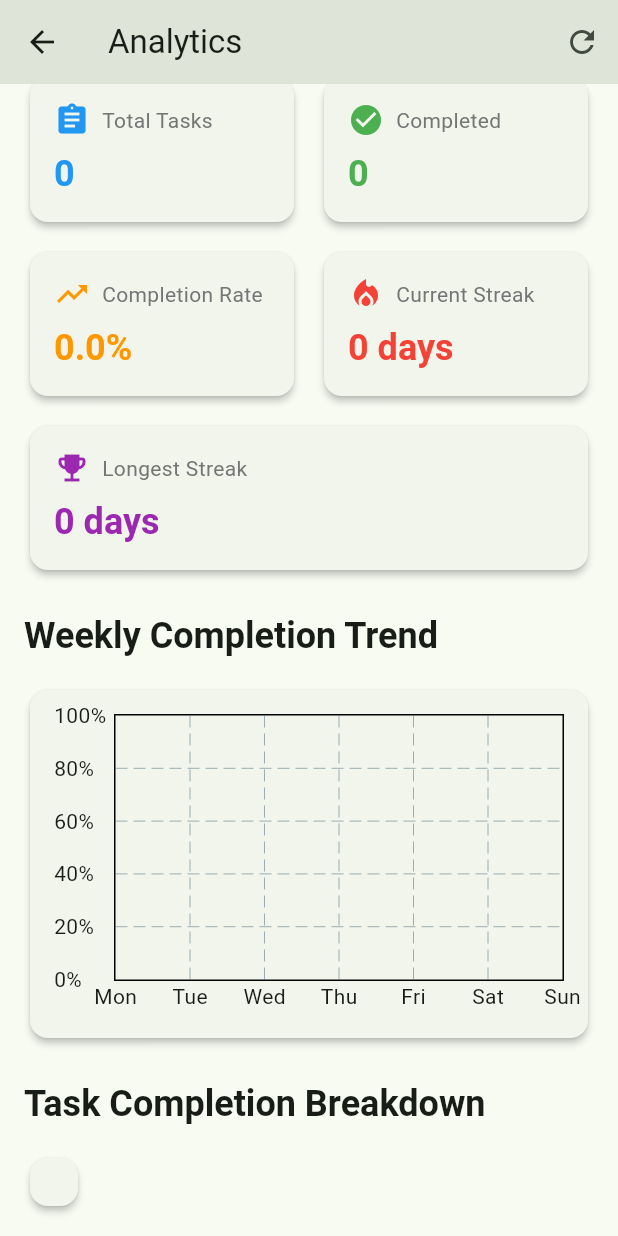
After one commit to GMohammadRafi/LifeGrowth, a Flutter app: the AnalyticsScreen screen opened directly, scrolled down 72 dp, after a tap on the "refresh" icon, on a phone screen of 412 x 824 dp. The commit adds this screen. Run offline on Flutter 3.47's test engine with Material 3 defaults, Android fonts, the light colour scheme and no system bars; drawn by our look-alikes of fl_chart; our stand-ins replace drift, flutter_dotenv, flutter_local_notifications, local_auth, supabase_flutter, table_calendar; missing offline and left inert: workmanager; accounts and stored records are empty; generated files the repository leaves out were written again.

Commit message:
feat(analytics): add analytics screen with charts and stats
- Implement analytics screen with summary cards showing completion stats
- Add weekly completion trend chart using fl_chart
- Include task completion breakdown with progress bars
- Track streaks and completion rates for user tasks

```diff
--- /dev/null
+++ b/life_growth/lib/screens/analytics_screen.dart
@@ -0,0 +1,514 @@
+import 'package:flutter/material.dart';
+import 'package:fl_chart/fl_chart.dart';
+import '../services/database_service.dart';
+import '../services/auth_service.dart';
+import '../database/database.dart';
+
+class AnalyticsScreen extends StatefulWidget {
+  const AnalyticsScreen({super.key});
+
+  @override
+  State<AnalyticsScreen> createState() => _AnalyticsScreenState();
+}
+
+class _AnalyticsScreenState extends State<AnalyticsScreen> {
+  bool _isLoading = true;
+  String? _errorMessage;
+  List<DailyTask> _allTasks = [];
+
+  // Analytics data
+  int _totalTasks = 0;
+  int _completedTasks = 0;
+  double _completionRate = 0.0;
+  int _currentStreak = 0;
+  int _longestStreak = 0;
+  Map<String, int> _taskCompletionCounts = {};
+  List<FlSpot> _weeklyCompletionData = [];
+
+  @override
+  void initState() {
+    super.initState();
+    _loadAnalyticsData();
+  }
+
+  Future<void> _loadAnalyticsData() async {
+    if (!AuthService.isAuthenticated) {
+      setState(() {
+        _isLoading = false;
+        _errorMessage = 'User not authenticated';
+      });
+      return;
+    }
+
+    try {
+      setState(() {
+        _isLoading = true;
+        _errorMessage = null;
+      });
+
+      final userId = AuthService.userId!;
+      final tasks = await DatabaseService.instance.getAllDailyTasksForUser(
+        userId,
+        includeDeleted: false,
+      );
+
+      _allTasks = tasks;
+      _calculateAnalytics();
+
+      setState(() {
+        _isLoading = false;
+      });
+    } catch (e) {
+      setState(() {
+        _errorMessage = 'Failed to load analytics data: $e';
+        _isLoading = false;
+      });
+    }
+  }
+
+  void _calculateAnalytics() {
+    if (_allTasks.isEmpty) return;
+
+    _totalTasks = _allTasks.length;
+    _completedTasks = _allTasks.where((task) => _isTaskCompleted(task)).length;
+    _completionRate = _totalTasks > 0 ? (_completedTasks / _totalTasks) * 100 : 0.0;
+
+    _calculateStreaks();
+    _calculateTaskCompletionCounts();
+    _calculateWeeklyCompletionData();
+  }
+
+  bool _isTaskCompleted(DailyTask task) {
+    // Consider a task completed if at least 50% of activities are done
+    int completedActivities = 0;
+    int totalActivities = 10; // Total number of trackable activities
+
+    if (task.readingBookCompleted) completedActivities++;
+    if (task.stretchCompleted) completedActivities++;
+    if (task.meditationCompleted) completedActivities++;
+    if (task.readingDocsCompleted) completedActivities++;
+    if (task.learningTechCompleted) completedActivities++;
+    if (task.walkingCompleted) completedActivities++;
+    if (task.avoidHabitValue) completedActivities++;
+    if (task.avoidSweetsValue) completedActivities++;
+    if (task.workDoneValue) completedActivities++;
+    if (task.movieSeriesCompleted) completedActivities++;
+
+    return completedActivities >= (totalActivities * 0.5);
+  }
+
+  void _calculateStreaks() {
+    if (_allTasks.isEmpty) return;
+
+    // Sort tasks by date
+    final sortedTasks = List<DailyTask>.from(_allTasks)
+      ..sort((a, b) => a.date.compareTo(b.date));
+
+    int currentStreak = 0;
+    int longestStreak = 0;
+    int tempStreak = 0;
+    DateTime? lastDate;
+
+    for (final task in sortedTasks.reversed) {
+      if (_isTaskCompleted(task)) {
+        if (lastDate == null ||
+            task.date.difference(lastDate).inDays == -1 ||
+            task.date.difference(lastDate).inDays == 0) {
+          tempStreak++;
+          if (lastDate == null || task.date.difference(DateTime.now()).inDays >= -1) {
+            currentStreak = tempStreak;
+          }
+        } else {
+          tempStreak = 1;
+          if (task.date.difference(DateTime.now()).inDays >= -1) {
+            currentStreak = 1;
+          }
+        }
+        longestStreak = longestStreak > tempStreak ? longestStreak : tempStreak;
+      } else {
+        tempStreak = 0;
+        if (task.date.difference(DateTime.now()).inDays >= -1) {
+          currentStreak = 0;
+        }
+      }
+      lastDate = task.date;
+    }
+
+    _currentStreak = currentStreak;
+    _longestStreak = longestStreak;
+  }
+
+  void _calculateTaskCompletionCounts() {
+    _taskCompletionCounts = {
+      'Reading Book': 0,
+      'Stretch/Workout': 0,
+      'Meditation': 0,
+      'Reading Docs': 0,
+      'Learning Tech': 0,
+      'Walking': 0,
+      'Avoid Habit': 0,
+      'Avoid Sweets': 0,
+      'Work Done': 0,
+      'Movie/Series': 0,
+    };
+
+    for (final task in _allTasks) {
+      if (task.readingBookCompleted) _taskCompletionCounts['Reading Book'] = _taskCompletionCounts['Reading Book']! + 1;
+      if (task.stretchCompleted) _taskCompletionCounts['Stretch/Workout'] = _taskCompletionCounts['Stretch/Workout']! + 1;
+      if (task.meditationCompleted) _taskCompletionCounts['Meditation'] = _taskCompletionCounts['Meditation']! + 1;
+      if (task.readingDocsCompleted) _taskCompletionCounts['Reading Docs'] = _taskCompletionCounts['Reading Docs']! + 1;
+      if (task.learningTechCompleted) _taskCompletionCounts['Learning Tech'] = _taskCompletionCounts['Learning Tech']! + 1;
+      if (task.walkingCompleted) _taskCompletionCounts['Walking'] = _taskCompletionCounts['Walking']! + 1;
+      if (task.avoidHabitValue) _taskCompletionCounts['Avoid Habit'] = _taskCompletionCounts['Avoid Habit']! + 1;
+      if (task.avoidSweetsValue) _taskCompletionCounts['Avoid Sweets'] = _taskCompletionCounts['Avoid Sweets']! + 1;
+      if (task.workDoneValue) _taskCompletionCounts['Work Done'] = _taskCompletionCounts['Work Done']! + 1;
+      if (task.movieSeriesCompleted) _taskCompletionCounts['Movie/Series'] = _taskCompletionCounts['Movie/Series']! + 1;
+    }
+  }
+
+  void _calculateWeeklyCompletionData() {
+    final now = DateTime.now();
+    final weekAgo = now.subtract(const Duration(days: 7));
+
+    _weeklyCompletionData = [];
+
+    for (int i = 0; i < 7; i++) {
+      final date = weekAgo.add(Duration(days: i));
+      final tasksForDay = _allTasks.where((task) =>
+        task.date.year == date.year &&
+        task.date.month == date.month &&
+        task.date.day == date.day
+      ).toList();
+
+      double completionPercentage = 0.0;
+      if (tasksForDay.isNotEmpty) {
+        final completedCount = tasksForDay.where(_isTaskCompleted).length;
+        completionPercentage = (completedCount / tasksForDay.length) * 100;
+      }
+
+      _weeklyCompletionData.add(FlSpot(i.toDouble(), completionPercentage));
+    }
+  }
+
+  @override
+  Widget build(BuildContext context) {
+    return Scaffold(
+      appBar: AppBar(
+        title: const Text('Analytics'),
+        actions: [
+          IconButton(
+            icon: const Icon(Icons.refresh),
+            onPressed: _loadAnalyticsData,
+            tooltip: 'Refresh',
+          ),
+        ],
+      ),
+      body: _isLoading
+          ? const Center(child: CircularProgressIndicator())
+          : _errorMessage != null
+              ? Center(
+                  child: Column(
+                    mainAxisAlignment: MainAxisAlignment.center,
+                    children: [
+                      Icon(
+                        Icons.error_outline,
+                        size: 64,
+                        color: Colors.red.withOpacity(0.7),
+                      ),
+                      const SizedBox(height: 16),
+                      Text(
+                        _errorMessage!,
+                        style: Theme.of(context).textTheme.bodyLarge,
+                        textAlign: TextAlign.center,
+                      ),
+                      const SizedBox(height: 16),
+                      ElevatedButton(
+                        onPressed: _loadAnalyticsData,
+                        child: const Text('Retry'),
+                      ),
+                    ],
+                  ),
+                )
+              : SingleChildScrollView(
+                  padding: const EdgeInsets.all(16),
+                  child: Column(
+                    crossAxisAlignment: CrossAxisAlignment.start,
+                    children: [
+                      // Summary Cards
+                      _buildSummaryCards(),
+                      const SizedBox(height: 24),
+
+                      // Weekly Completion Chart
+                      _buildWeeklyCompletionChart(),
+                      const SizedBox(height: 24),
+
+                      // Task Completion Breakdown
+                      _buildTaskCompletionBreakdown(),
+                    ],
+                  ),
+                ),
+    );
+  }
+
+  Widget _buildSummaryCards() {
+    return Column(
+      crossAxisAlignment: CrossAxisAlignment.start,
+      children: [
+        Text(
+          'Overview',
+          style: Theme.of(context).textTheme.headlineSmall?.copyWith(
+            fontWeight: FontWeight.bold,
+          ),
+        ),
+        const SizedBox(height: 16),
+        Row(
+          children: [
+            Expanded(
+              child: _buildSummaryCard(
+                'Total Tasks',
+                _totalTasks.toString(),
+                Icons.assignment,
+                Colors.blue,
+              ),
+            ),
+            const SizedBox(width: 12),
+            Expanded(
+              child: _buildSummaryCard(
+                'Completed',
+                _completedTasks.toString(),
+                Icons.check_circle,
+                Colors.green,
+              ),
+            ),
+          ],
+        ),
+        const SizedBox(height: 12),
+        Row(
+          children: [
+            Expanded(
+              child: _buildSummaryCard(
+                'Completion Rate',
+                '${_completionRate.toStringAsFixed(1)}%',
+                Icons.trending_up,
+                Colors.orange,
+              ),
+            ),
+            const SizedBox(width: 12),
+            Expanded(
+              child: _buildSummaryCard(
+                'Current Streak',
+                '$_currentStreak days',
+                Icons.local_fire_department,
+                Colors.red,
+              ),
+            ),
+          ],
+        ),
+        const SizedBox(height: 12),
+        _buildSummaryCard(
+          'Longest Streak',
+          '$_longestStreak days',
+          Icons.emoji_events,
+          Colors.purple,
+        ),
+      ],
+    );
+  }
+
+  Widget _buildSummaryCard(String title, String value, IconData icon, Color color) {
+    return Card(
+      elevation: 2,
+      child: Padding(
+        padding: const EdgeInsets.all(16),
+        child: Column(
+          crossAxisAlignment: CrossAxisAlignment.start,
+          children: [
+            Row(
+              children: [
+                Icon(icon, color: color, size: 24),
+                const SizedBox(width: 8),
+                Expanded(
+                  child: Text(
+                    title,
+                    style: Theme.of(context).textTheme.bodyMedium?.copyWith(
+                      color: Colors.grey[600],
+                    ),
+                  ),
+                ),
+              ],
+            ),
+            const SizedBox(height: 8),
+            Text(
+              value,
+              style: Theme.of(context).textTheme.headlineSmall?.copyWith(
+                fontWeight: FontWeight.bold,
+                color: color,
+              ),
+            ),
+          ],
+        ),
+      ),
+    );
+  }
+
+  Widget _buildWeeklyCompletionChart() {
+    return Column(
+      crossAxisAlignment: CrossAxisAlignment.start,
+      children: [
+        Text(
+          'Weekly Completion Trend',
+          style: Theme.of(context).textTheme.headlineSmall?.copyWith(
+            fontWeight: FontWeight.bold,
+          ),
+        ),
+        const SizedBox(height: 16),
+        Card(
+          elevation: 2,
+          child: Padding(
+            padding: const EdgeInsets.all(16),
+            child: SizedBox(
+              height: 200,
+              child: LineChart(
+                LineChartData(
+                  gridData: const FlGridData(show: true),
+                  titlesData: FlTitlesData(
+                    leftTitles: AxisTitles(
+                      sideTitles: SideTitles(
+                        showTitles: true,
+                        reservedSize: 40,
+                        getTitlesWidget: (value, meta) {
+                          return Text('${value.toInt()}%');
+                        },
+                      ),
+                    ),
+                    bottomTitles: AxisTitles(
+                      sideTitles: SideTitles(
+                        showTitles: true,
+                        getTitlesWidget: (value, meta) {
+                          final days = ['Mon', 'Tue', 'Wed', 'Thu', 'Fri', 'Sat', 'Sun'];
+                          final index = value.toInt();
+                          if (index >= 0 && index < days.length) {
+                            return Text(days[index]);
+                          }
+                          return const Text('');
+                        },
+                      ),
+                    ),
+                    topTitles: const AxisTitles(sideTitles: SideTitles(showTitles: false)),
+                    rightTitles: const AxisTitles(sideTitles: SideTitles(showTitles: false)),
+                  ),
+                  borderData: FlBorderData(show: true),
+                  minX: 0,
+                  maxX: 6,
+                  minY: 0,
+                  maxY: 100,
+                  lineBarsData: [
+                    LineChartBarData(
+                      spots: _weeklyCompletionData,
+                      isCurved: true,
+                      color: Colors.blue,
+                      barWidth: 3,
+                      dotData: const FlDotData(show: true),
+                      belowBarData: BarAreaData(
+                        show: true,
+                        color: Colors.blue.withOpacity(0.1),
+                      ),
+                    ),
+                  ],
+                ),
+              ),
+            ),
+          ),
+        ),
+      ],
+    );
+  }
+
+  Widget _buildTaskCompletionBreakdown() {
+    return Column(
+      crossAxisAlignment: CrossAxisAlignment.start,
+      children: [
+        Text(
+          'Task Completion Breakdown',
+          style: Theme.of(context).textTheme.headlineSmall?.copyWith(
+            fontWeight: FontWeight.bold,
+          ),
+        ),
+        const SizedBox(height: 16),
+        Card(
+          elevation: 2,
+          child: Padding(
+            padding: const EdgeInsets.all(16),
+            child: Column(
+              children: _taskCompletionCounts.entries.map((entry) {
+                final percentage = _totalTasks > 0
+                    ? (entry.value / _totalTasks) * 100
+                    : 0.0;
+                return Padding(
+                  padding: const EdgeInsets.symmetric(vertical: 8),
+                  child: Row(
+                    children: [
+                      Expanded(
+                        flex: 2,
+                        child: Text(
+                          entry.key,
+                          style: Theme.of(context).textTheme.bodyMedium,
+                        ),
+                      ),
+                      Expanded(
+                        flex: 3,
+                        child: LinearProgressIndicator(
+                          value: percentage / 100,
+                          backgroundColor: Colors.grey[300],
+                          valueColor: AlwaysStoppedAnimation<Color>(
+                            _getColorForTask(entry.key),
+                          ),
+                        ),
+                      ),
+                      const SizedBox(width: 8),
+                      SizedBox(
+                        width: 60,
+                        child: Text(
+                          '${entry.value}/${_totalTasks}',
+                          style: Theme.of(context).textTheme.bodySmall,
+                          textAlign: TextAlign.end,
+                        ),
+                      ),
+                    ],
+                  ),
+                );
+              }).toList(),
+            ),
+          ),
+        ),
+      ],
+    );
+  }
+
+  Color _getColorForTask(String taskName) {
+    switch (taskName) {
+      case 'Reading Book':
+        return Colors.blue;
+      case 'Stretch/Workout':
+        return Colors.red;
+      case 'Meditation':
+        return Colors.purple;
+      case 'Reading Docs':
+        return Colors.cyan;
+      case 'Learning Tech':
+        return Colors.green;
+      case 'Walking':
+        return Colors.orange;
+      case 'Avoid Habit':
+        return Colors.brown;
+      case 'Avoid Sweets':
+        return Colors.pink;
+      case 'Work Done':
+        return Colors.teal;
+      case 'Movie/Series':
+        return Colors.indigo;
+      default:
+        return Colors.grey;
+    }
+  }
+}
--- a/life_growth/lib/screens/home_screen.dart
+++ b/life_growth/lib/screens/home_screen.dart
@@ -6,6 +6,7 @@ import '../models/daily_task.dart' as model;
 import 'auth_screen.dart';
 import 'daily_checkin_screen.dart';
 import 'history_screen.dart';
+import 'analytics_screen.dart';
 
 class HomeScreen extends StatefulWidget {
   const HomeScreen({super.key});
@@ -251,6 +252,12 @@ class _HomeScreenState extends State<HomeScreen> {
                     builder: (context) => const HistoryScreen(),
                   ),
                 );
+              } else if (value == 'analytics') {
+                Navigator.of(context).push(
+                  MaterialPageRoute(
+                    builder: (context) => const AnalyticsScreen(),
+                  ),
+                );
               } else if (value == 'signout') {
                 _signOut();
               }
@@ -263,6 +270,16 @@ class _HomeScreenState extends State<HomeScreen> {
                     Icon(Icons.history),
                     SizedBox(width: 8),
                     Text('History'),
+                  ],
+                ),
+              ),
+              const PopupMenuItem(
+                value: 'analytics',
+                child: Row(
+                  children: [
+                    Icon(Icons.analytics),
+                    SizedBox(width: 8),
+                    Text('Analytics'),
                   ],
                 ),
               ),
--- a/life_growth/pubspec.yaml
+++ b/life_growth/pubspec.yaml
@@ -64,6 +64,9 @@ dependencies:
   # Calendar widget for history view
   table_calendar: ^3.1.2
 
+  # Charts for analytics
+  fl_chart: ^0.68.0
+
 dev_dependencies:
   flutter_test:
     sdk: flutter
```
Also changed, not shown: .taskmaster/tasks/tasks.json, life_growth/pubspec.lock.
